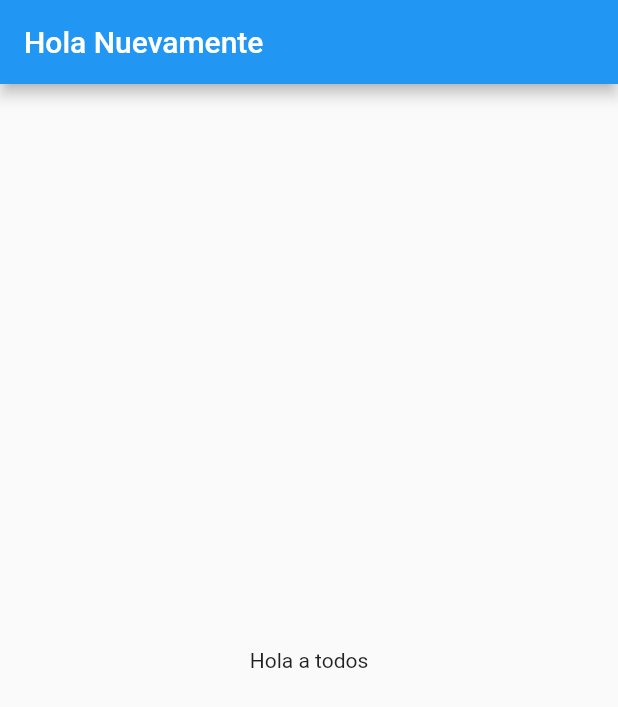
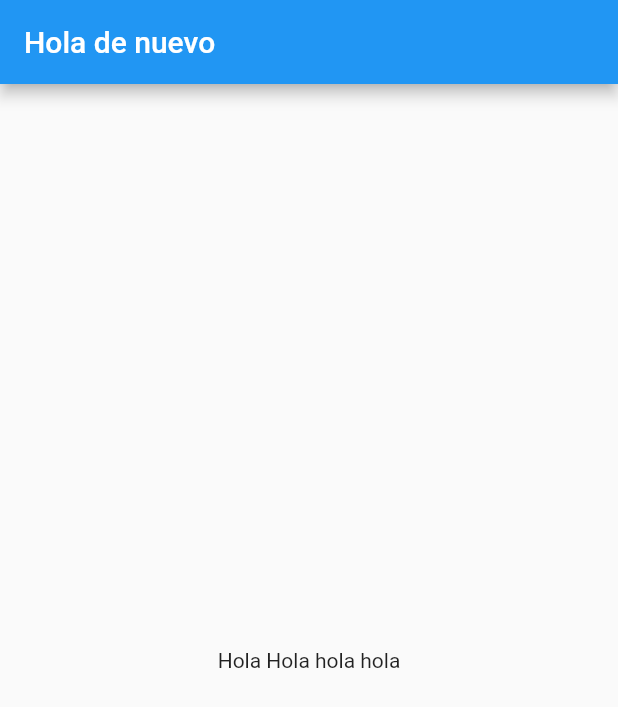
Before and after one commit to mariovg29/pomodoro_dev, a Flutter app: the screen it shows after launch, on a phone screen of 412 x 824 dp. Shown: the top 707 px of the screen. Run offline on Flutter 3.47's test engine with Material 2 defaults, Android fonts, the phone set to English and light mode, and no system bars.

```diff
--- a/pomodoro_dev/lib/main.dart
+++ b/pomodoro_dev/lib/main.dart
@@ -10,11 +10,11 @@ class MyApp extends StatelessWidget {
       title: 'Material App',
       home: Scaffold(
         appBar: AppBar(
-          title: Text('Hola Nuevamente'),
+          title: Text('Hola de nuevo'),
         ),
         body: Center(
           child: Container(
-            child: Text('Hola a todos'),
+            child: Text('Hola Hola hola hola'),
           ),
         ),
       ),
```
Also changed, not shown: 5 other files.
